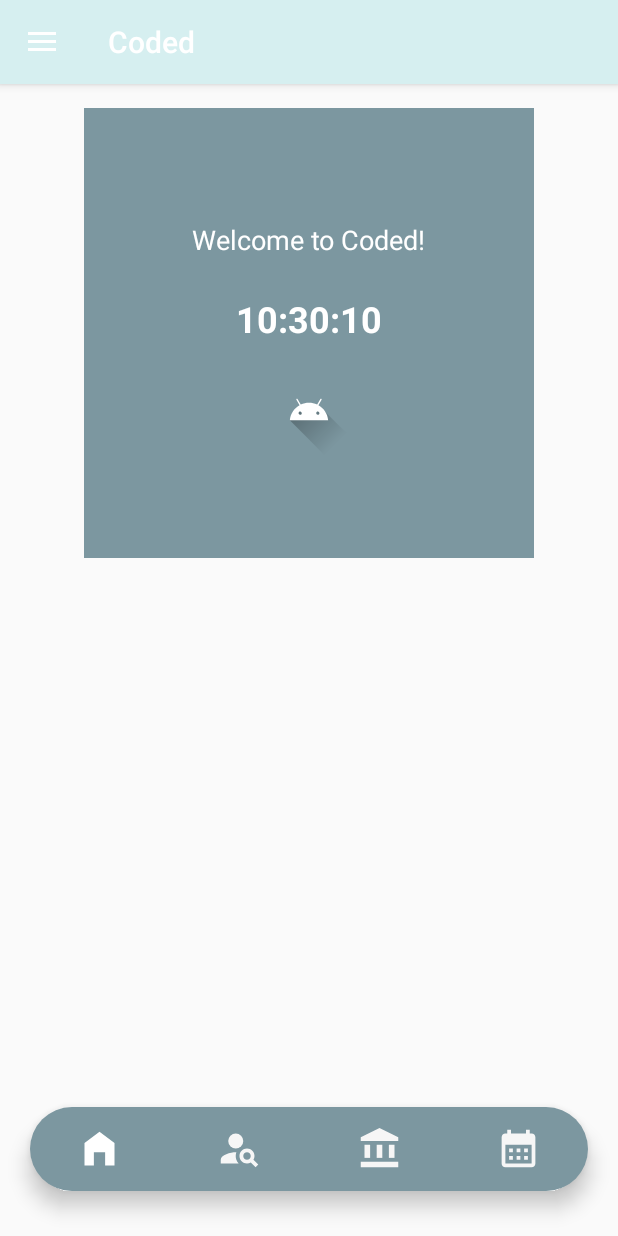
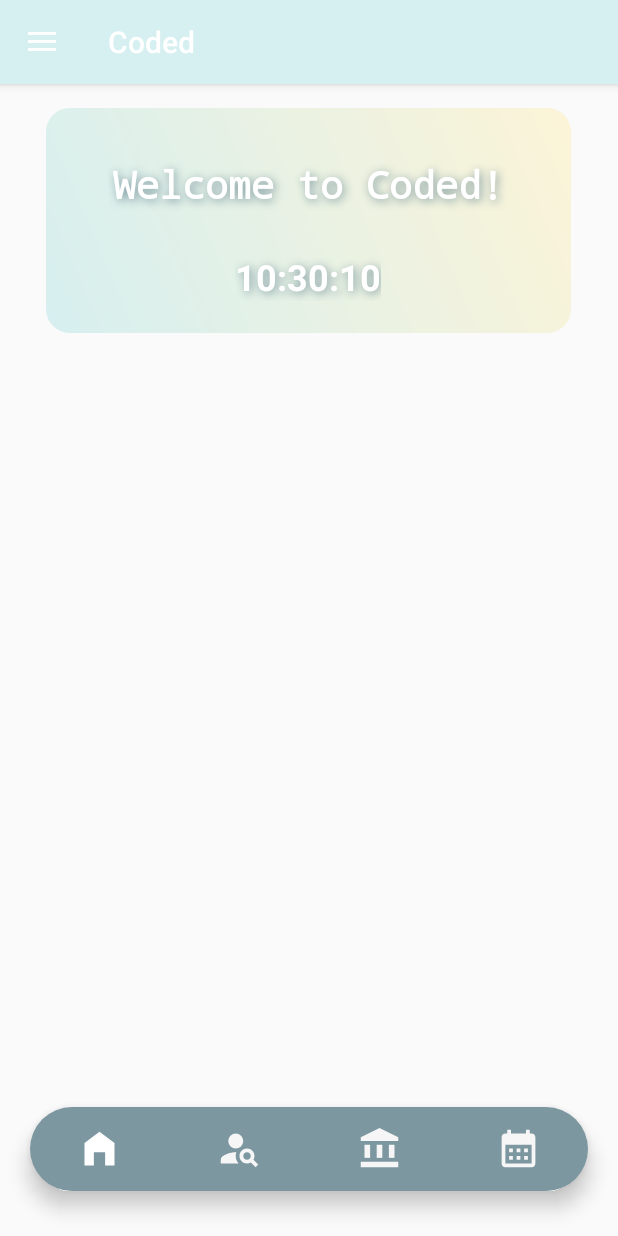
Before and after one commit to LujainBakh/coded_mobile_project, an Android app: the MainActivity screen opened directly, with no data from a screen before it, on a phone screen of 412 x 824 dp. Run offline under Robolectric (Android 15) with nearby library versions, the phone set to English and light mode, and no system bars.

Commit message:
added top box in the homepage

```diff
--- /dev/null
+++ b/app/src/main/res/drawable/box_background.xml
@@ -0,0 +1,13 @@
+<?xml version="1.0" encoding="utf-8"?>
+<shape xmlns:android="http://schemas.android.com/apk/res/android">
+    <gradient
+        android:startColor="@color/lightblue"
+        android:endColor="@color/yellow"
+        android:angle="45" />
+    <corners android:radius="16dp" />
+    <padding
+        android:left="8dp"
+        android:top="8dp"
+        android:right="8dp"
+        android:bottom="8dp" />
+</shape>
--- a/app/src/main/res/layout/activity_main.xml
+++ b/app/src/main/res/layout/activity_main.xml
@@ -29,11 +29,11 @@
         <!-- Square Layout with Welcome Message, Clock, and Icon -->
         <LinearLayout
             android:id="@+id/squareContainer"
-            android:layout_width="300dp"
-            android:layout_height="300dp"
+            android:layout_width="350dp"
+            android:layout_height="150dp"
             android:layout_below="@id/toolbar"
             android:orientation="vertical"
-            android:background="@color/darkblue"
+            android:background="@drawable/box_background"
             android:gravity="center"
             android:layout_centerHorizontal="true"
             android:layout_marginTop="16dp">
@@ -42,11 +42,17 @@
                 android:id="@+id/welcomeMessage"
                 android:layout_width="wrap_content"
                 android:layout_height="wrap_content"
+                android:layout_gravity="center_horizontal"
+                android:fontFamily="monospace"
+                android:padding="12dp"
+                android:shadowColor="@color/darkblue"
+                android:shadowDx="2"
+                android:shadowDy="2"
+                android:shadowRadius="7"
                 android:text="Welcome to Coded!"
-                android:textSize="18sp"
                 android:textColor="@android:color/white"
-                android:layout_gravity="center_horizontal"
-                android:padding="8dp" />
+                android:textSize="25sp"
+                android:textStyle="bold" />
 
             <TextView
                 android:id="@+id/liveClock"
@@ -56,14 +62,13 @@
                 android:textSize="24sp"
                 android:textStyle="bold"
                 android:textColor="@android:color/white"
+                android:shadowColor="@color/darkblue"
+                android:shadowDx="2"
+                android:shadowDy="2"
+                android:shadowRadius="7"
                 android:layout_marginTop="16dp" />
 
-            <ImageView
-                android:id="@+id/iconView"
-                android:layout_width="60dp"
-                android:layout_height="60dp"
-                android:src="@drawable/ic_launcher_foreground"
-                android:layout_marginTop="16dp" />
+
         </LinearLayout>
 
         <!-- Bottom Navigation -->
```
